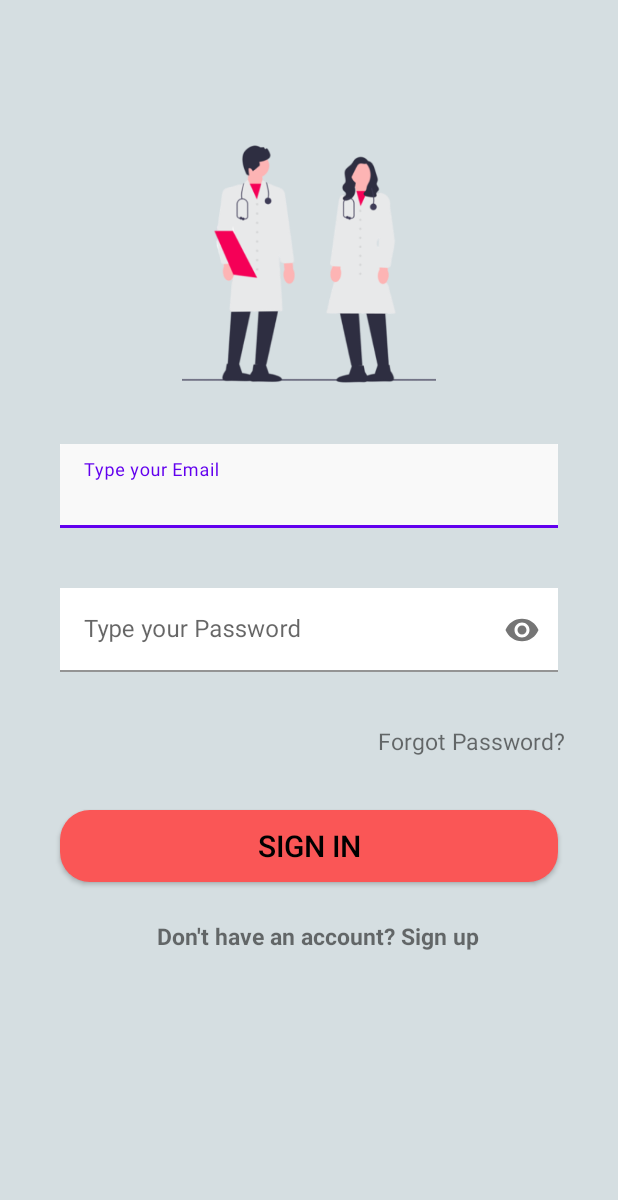
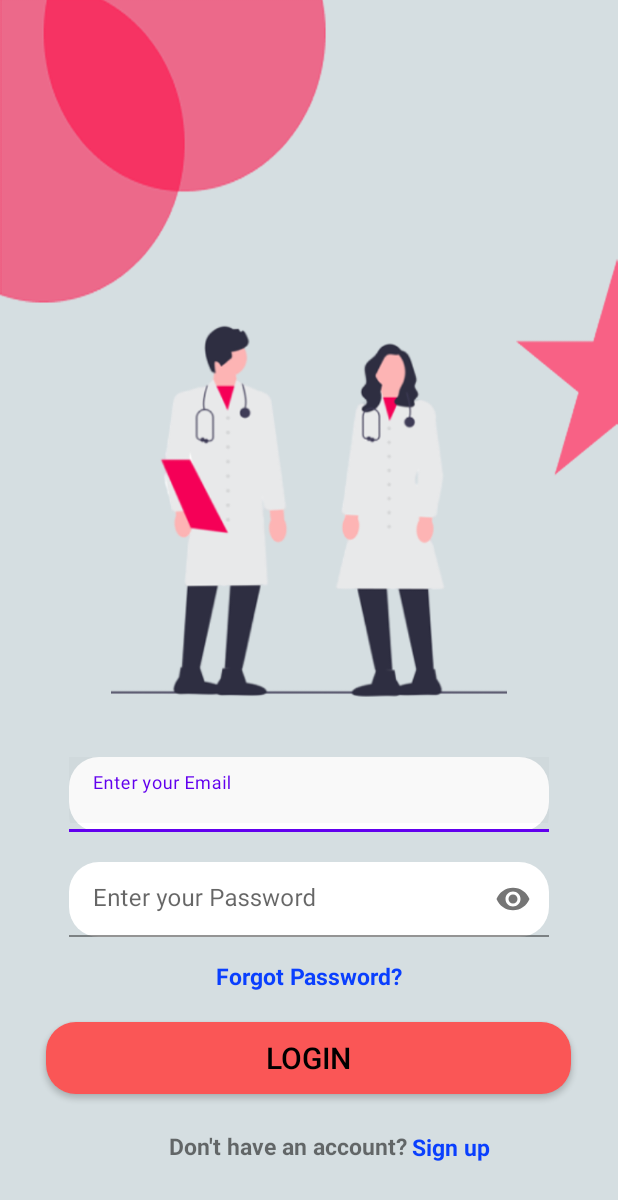
Before and after one commit to piru72/MedtRonic, an Android app: the SignInActivity screen opened directly, with no data from a screen before it, on a phone screen of 412 x 824 dp. Shown: the top 1200 px of the screen. Run offline under Robolectric (Android 15) with nearby library versions, the phone set to English and light mode, and no system bars; our stand-ins replace Firebase (no records; nobody signed in at launch, a user with empty details on screens opened directly); 1 statement that could not run was skipped.

Commit message:
Edited(ui) - changed the whole ui

```diff
--- /dev/null
+++ b/app/src/main/res/drawable/textfield.xml
@@ -0,0 +1,7 @@
+<?xml version="1.0" encoding="utf-8"?>
+<shape xmlns:android="http://schemas.android.com/apk/res/android"
+    android:shape="rectangle" android:padding="10dp">
+    <!-- you can use any color you want I used here gray color-->
+    <solid android:color="@color/white"/>
+    <corners android:radius="20dp"/>
+</shape>
--- a/app/src/main/res/layout/activity_main.xml
+++ b/app/src/main/res/layout/activity_main.xml
@@ -47,7 +47,7 @@
 
             <androidx.appcompat.widget.AppCompatButton
                 android:id="@+id/btn_get_started"
-                android:layout_width="300dp"
+                android:layout_width="350dp"
                 android:layout_height="wrap_content"
                 android:layout_gravity="center"
                 android:background="@drawable/background_btn"
--- a/app/src/main/res/layout/activity_signin.xml
+++ b/app/src/main/res/layout/activity_signin.xml
@@ -4,36 +4,40 @@
     xmlns:tools="http://schemas.android.com/tools"
     android:layout_width="match_parent"
     android:layout_height="match_parent"
-    android:background="@color/bg_color_light"
+    android:background="@drawable/bk_img"
     tools:context=".LoginSignup.SignInActivity">
 
     <LinearLayout
         android:id="@+id/activity_sign_in"
         android:layout_width="match_parent"
         android:layout_height="match_parent"
-        android:layout_margin="20sp"
+
         android:gravity="center"
         android:orientation="vertical">
 
         <ImageView
-            android:layout_width="match_parent"
-            android:layout_height="200sp"
-            android:src="@drawable/sign_in_image" />
+            android:layout_width="wrap_content"
+            android:layout_height="280dp"
+            android:layout_marginTop="170dp"
+            android:src="@drawable/sign_in_png" />
 
         <com.google.android.material.textfield.TextInputLayout
             android:id="@+id/email_signin"
             android:layout_width="match_parent"
-            android:layout_height="wrap_content">
+            android:layout_height="wrap_content"
+            >
 
             <com.google.android.material.textfield.TextInputEditText
                 android:id="@+id/usersEmail"
-                android:layout_width="match_parent"
-                android:layout_height="wrap_content"
-                android:layout_margin="20sp"
-                android:background="@color/white"
+                android:layout_width="320dp"
+                android:layout_height="50dp"
+                android:layout_gravity="center"
+                android:layout_marginTop="40dp"
+
+                android:background="@drawable/textfield"
                 android:focusable="true"
                 android:foreground="?android:attr/selectableItemBackground"
-                android:hint="Type your Email"
+                android:hint="Enter your Email"
                 android:inputType="textEmailAddress"
 
                 android:textColor="@color/black" />
@@ -50,13 +54,14 @@
 
             <com.google.android.material.textfield.TextInputEditText
                 android:id="@+id/usersPassword"
-                android:layout_width="match_parent"
-                android:layout_height="wrap_content"
-                android:layout_margin="20sp"
-                android:background="@color/white"
+                android:layout_width="320dp"
+                android:layout_height="50dp"
+                android:layout_gravity="center"
+                android:layout_marginTop="20dp"
+                android:background="@drawable/textfield"
                 android:focusable="true"
                 android:foreground="?android:attr/selectableItemBackground"
-                android:hint="Type your Password"
+                android:hint="Enter your Password"
 
                 android:inputType="textPassword"
                 android:textColor="@color/black" />
@@ -67,39 +72,63 @@
             android:id="@+id/goToForgotPasswrdFragment"
             android:layout_width="match_parent"
             android:layout_height="wrap_content"
-            android:layout_margin="15sp"
-
+            android:layout_marginTop="15dp"
+            android:textColor="@color/text_clr"
+            android:textStyle="bold"
             android:text="Forgot Password?"
-            android:textAlignment="textEnd"
+            android:textAlignment="center"
             android:textSize="15dp" />
 
         <androidx.appcompat.widget.AppCompatButton
 
             android:id="@+id/signinBtn"
-            android:layout_width="match_parent"
+            android:layout_width="350dp"
             android:layout_height="wrap_content"
             android:layout_margin="20sp"
             android:background="@drawable/background_btn"
             android:focusable="true"
             android:foreground="?android:attr/selectableItemBackground"
-            android:text="Sign in"
+            android:text="Login"
             android:textColor="@color/black"
             android:textSize="20sp" />
+
+        <LinearLayout
+            android:layout_width="match_parent"
+            android:layout_height="40dp"
+            android:orientation="horizontal"
+            android:layout_marginBottom="20dp"
+
+            >
+
+
+
+        <TextView
+
+
+            android:layout_width="wrap_content"
+            android:layout_height="30dp"
+
+            android:text="   Don't have an account? "
+            android:textAlignment="center"
+            android:gravity="center"
+            android:layout_marginLeft="100dp"
+            android:textSize="15sp"
+            android:textStyle="bold" />
 
         <TextView
 
             android:id="@+id/goToSignUpPage"
-            android:layout_width="359dp"
-            android:layout_height="65dp"
-            android:layout_marginBottom="74dp"
-            android:padding="5dp"
-            android:text="   Don't have an account? Sign up"
+            android:layout_width="wrap_content"
+            android:layout_height="30dp"
+
+            android:textColor="@color/text_clr"
+            android:text="Sign up"
             android:textAlignment="center"
-
+            android:layout_gravity="center"
             android:textSize="15sp"
             android:textStyle="bold" />
 
-
+        </LinearLayout>
     </LinearLayout>
 
 </androidx.constraintlayout.widget.ConstraintLayout>
--- a/app/src/main/res/values/colors.xml
+++ b/app/src/main/res/values/colors.xml
@@ -12,6 +12,7 @@
 
     <color name="bg_color_light">#D5DEE1</color>
     <color name="btn_red">#FA5656</color>
+    <color name="text_clr">#0A3FFE</color>
 
 
 </resources>
```
Also changed, not shown: app/src/main/res/drawable/bk_img1.png (added), app/src/main/res/drawable/sign_in_png.png (added).
